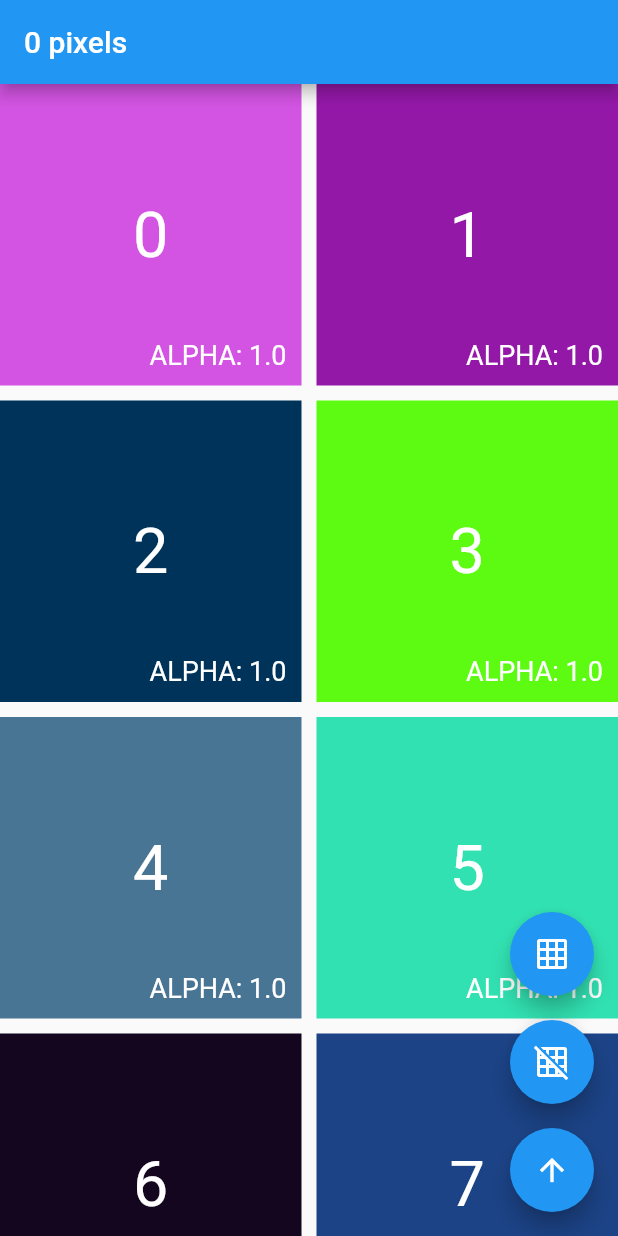
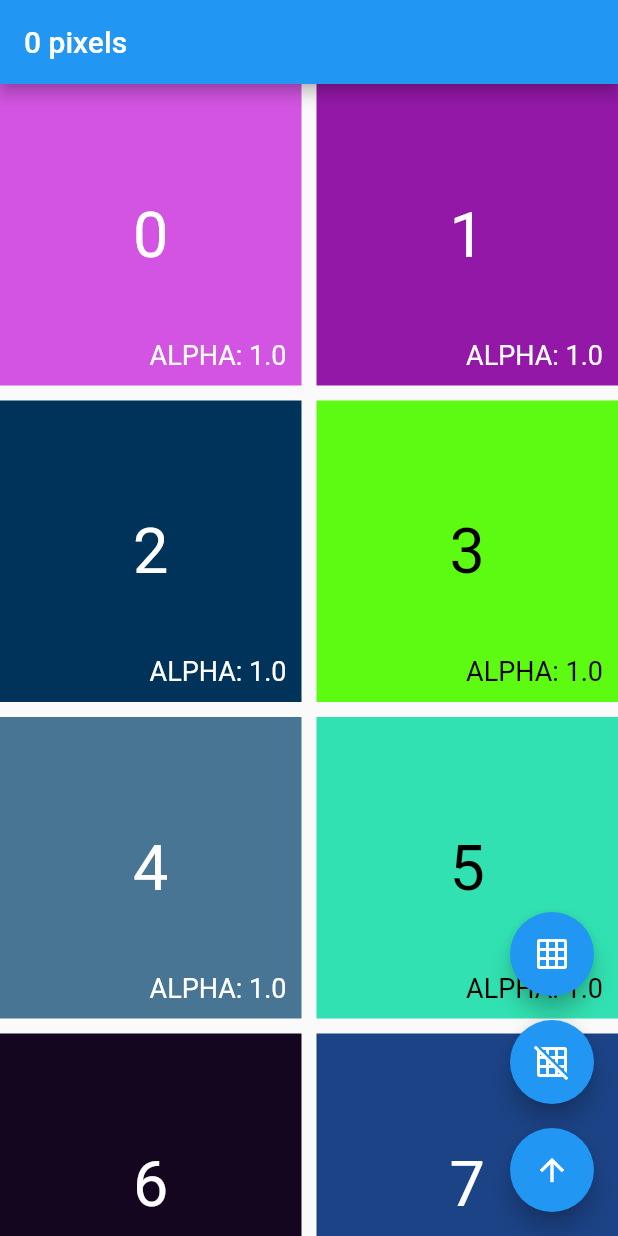
Before and after one commit to sa8a/book_flutter_introduction_development, a Flutter app: the screen it shows after launch, on a phone screen of 412 x 824 dp. Run offline on Flutter 3.47's test engine with Material 2 defaults, Android fonts, the phone set to English and light mode, and no system bars.

Commit message:
P60: 背景と同化して文字が見づらい修正

```diff
--- a/lib/main.dart
+++ b/lib/main.dart
@@ -105,6 +105,7 @@ class _GridViewPageState extends State<GridViewPage> {
           final gridItemColor =
               Color((math.Random(index).nextDouble() * 0x00FFFFFF).toInt())
                   .withOpacity(1);
+          final gridItemBrightness = gridItemColor.computeLuminance();
           return Stack(
             children: [
               Container(
@@ -112,9 +113,11 @@ class _GridViewPageState extends State<GridViewPage> {
                 child: Center(
                   child: Text(
                     index.toString(),
-                    style: const TextStyle(
+                    style: TextStyle(
                       fontSize: 42,
-                      color: Colors.white,
+                      color: gridItemBrightness > 0.5
+                          ? Colors.black
+                          : Colors.white,
                     ),
                   ),
                 ),
@@ -128,9 +131,10 @@ class _GridViewPageState extends State<GridViewPage> {
                       .toUpperCase()
                       .substring(6, 16)
                       .replaceAll('0X', '#'),
-                  style: const TextStyle(
+                  style: TextStyle(
                     fontSize: 18,
-                    color: Colors.white,
+                    color:
+                        gridItemBrightness > 0.5 ? Colors.black : Colors.white,
                   ),
                 ),
               )
```
